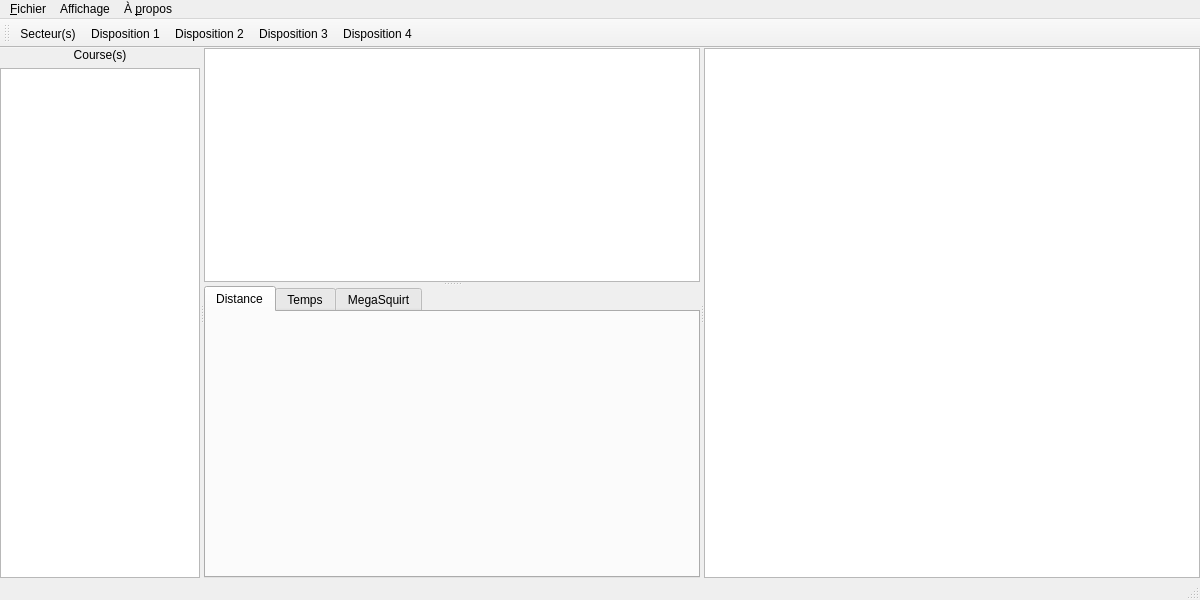
xaviermawet/EcoManager2013Experimental, file MainWindow.ui: the form before one commit.
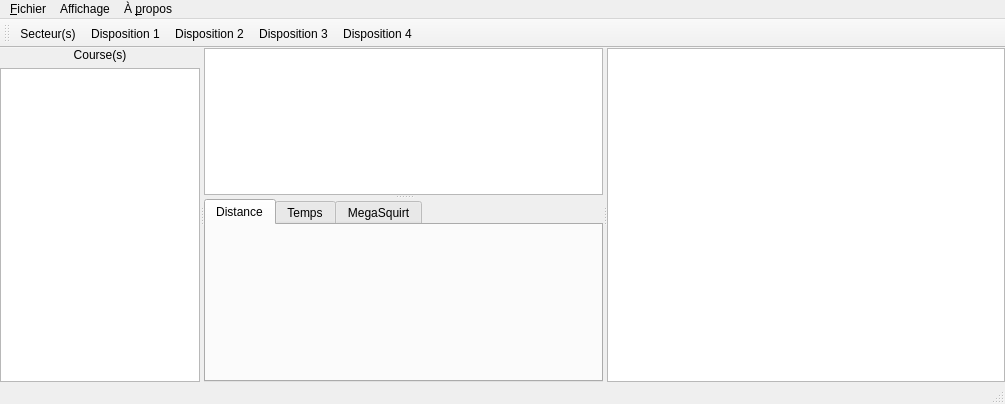
The form after the commit. Icons and pictures are not drawn.

Patch:
```diff
--- a/MainWindow.ui
+++ b/MainWindow.ui
@@ -6,8 +6,8 @@
    <rect>
     <x>0</x>
     <y>0</y>
-    <width>1200</width>
-    <height>600</height>
+    <width>1005</width>
+    <height>404</height>
    </rect>
   </property>
   <property name="windowTitle">
@@ -231,7 +231,7 @@
     <rect>
      <x>0</x>
      <y>0</y>
-     <width>1200</width>
+     <width>1005</width>
      <height>19</height>
     </rect>
    </property>
```
Left out of the diff: 4 changed lines with no effect on the pictures.
